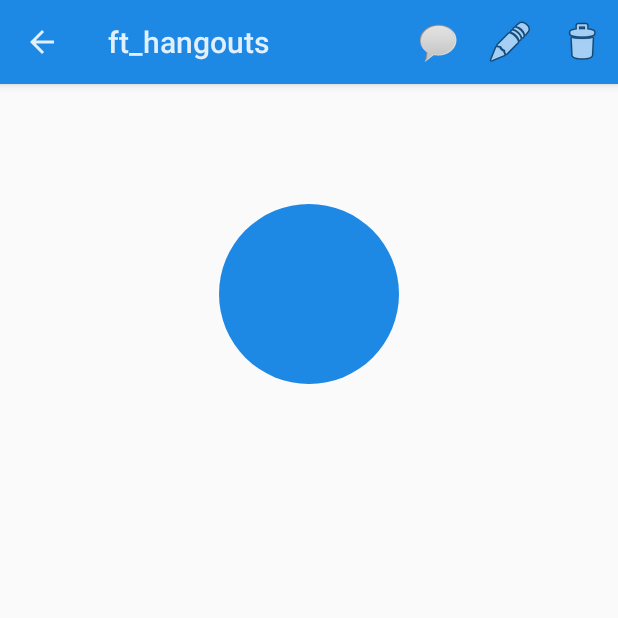
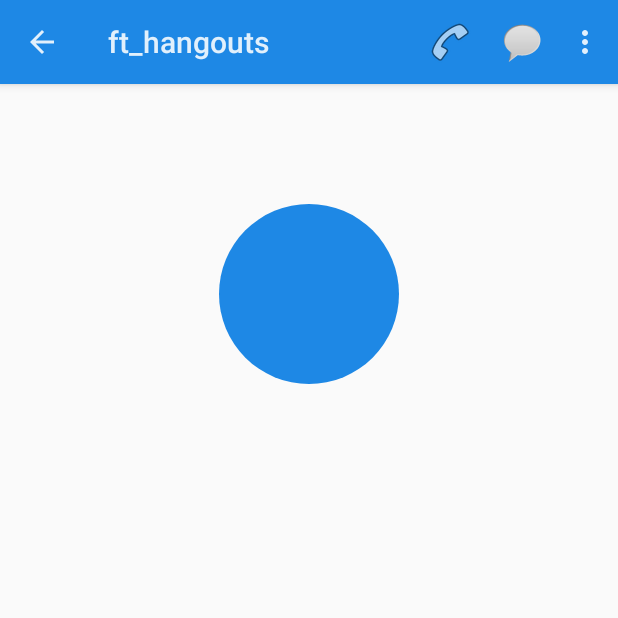
Before and after one commit to Jamie135/ft_hangouts, an Android app: the ContactDetailActivity screen opened directly, with no data from a screen before it, on a phone screen of 412 x 824 dp, the top half of it. Run offline under Robolectric (Android 15) with nearby library versions, the phone set to English and light mode, and no system bars; 1 statement that could not run was skipped.

Commit message:
implemented calling feature

```diff
--- a/app/src/main/AndroidManifest.xml
+++ b/app/src/main/AndroidManifest.xml
@@ -6,6 +6,8 @@
     <!-- Receiving SMS (SmsReceiver). Also requested at runtime, when the app starts. -->
     <uses-permission android:name="android.permission.RECEIVE_SMS" />
     <!-- SMS needs a phone radio, but don't hide the app from devices without one. -->
+    <!-- Bonus: call a contact directly from the app. -->
+    <uses-permission android:name="android.permission.CALL_PHONE" />
     <uses-feature android:name="android.hardware.telephony" android:required="false" />
 
     <application
--- a/app/src/main/res/menu/contact_detail_menu.xml
+++ b/app/src/main/res/menu/contact_detail_menu.xml
@@ -1,5 +1,11 @@
 <?xml version="1.0" encoding="utf-8"?>
 <menu xmlns:android="http://schemas.android.com/apk/res/android">
+
+    <item
+        android:id="@+id/action_call"
+        android:icon="@android:drawable/ic_menu_call"
+        android:title="@string/action_call"
+        android:showAsAction="ifRoom" />
 
     <item
         android:id="@+id/action_message"
--- a/app/src/main/res/values/strings.xml
+++ b/app/src/main/res/values/strings.xml
@@ -47,6 +47,8 @@
 
     <!-- Conversation -->
     <string name="action_message">Message</string>
+    <string name="action_call">Call</string>
+    <string name="error_no_phone_app">No app can make phone calls on this device</string>
     <string name="action_send">Send</string>
     <string name="hint_message">Type a message</string>
     <string name="no_messages">No messages yet</string>
```
Also changed, not shown: app/src/main/java/com/pbureera/ft_hangouts/ui/ContactDetailActivity.kt (+45 -0 lines), 1 other file.
